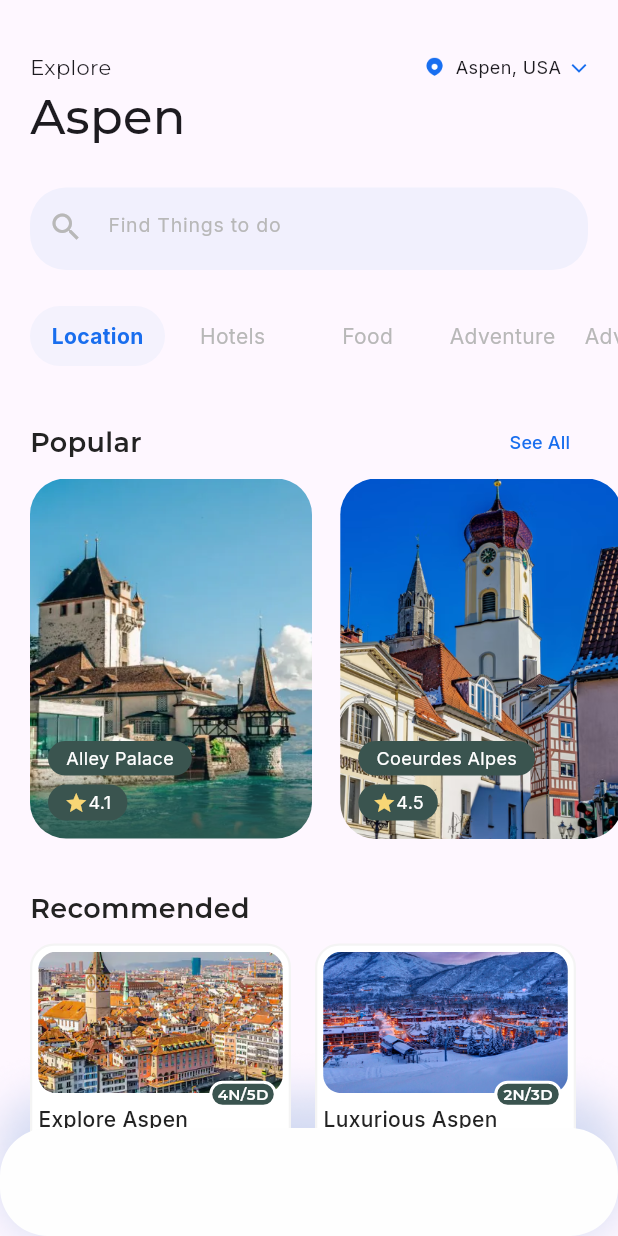
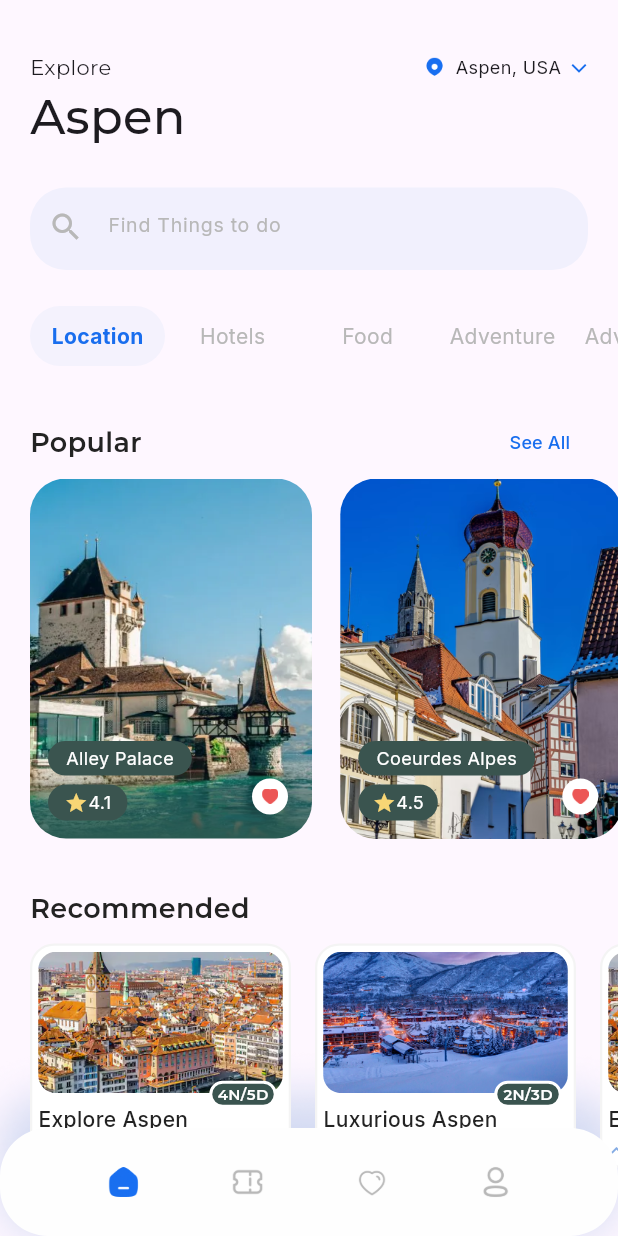
Before and after one commit to dengolden/aspen_travel, a Flutter app: the screen it shows after launch, on a phone screen of 412 x 824 dp. Run offline on Flutter 3.47's test engine with Material 3 defaults, Android fonts, the light colour scheme and no system bars; our stand-ins replace google_fonts.

Commit message:
Home Page

```diff
--- a/lib/main.dart
+++ b/lib/main.dart
@@ -1,5 +1,4 @@
 import 'package:aspen_travel/pages/home_page.dart';
-import 'package:aspen_travel/pages/test.dart';
 import 'package:flutter/material.dart';
 
 void main() {
--- a/lib/pages/home_page.dart
+++ b/lib/pages/home_page.dart
@@ -1,4 +1,5 @@
 import 'package:aspen_travel/theme.dart';
+import 'package:aspen_travel/widgets/bot_navbar_item.dart';
 import 'package:aspen_travel/widgets/home_navrow.dart';
 import 'package:aspen_travel/widgets/home_popular.dart';
 import 'package:aspen_travel/widgets/home_recommended.dart';
@@ -144,6 +145,29 @@
           borderRadius: BorderRadius.circular(32),
           color: Color(0xffFEFEFE),
         ),
+        child: Padding(
+          padding: const EdgeInsets.symmetric(
+            vertical: 24,
+            horizontal: 70,
+          ),
+          child: Row(
+            mainAxisAlignment: MainAxisAlignment.spaceBetween,
+            children: [
+              BottomNavbarItem(
+                imageUrl: 'assets/Home.png',
+              ),
+              BottomNavbarItem(
+                imageUrl: 'assets/Ticket.png',
+              ),
+              BottomNavbarItem(
+                imageUrl: 'assets/Heart.png',
+              ),
+              BottomNavbarItem(
+                imageUrl: 'assets/Profile.png',
+              ),
+            ],
+          ),
+        ),
       ),
       floatingActionButtonLocation: FloatingActionButtonLocation.centerDocked,
     );
--- a/lib/pages/test.dart
+++ /dev/null
@@ -1,26 +0,0 @@
-import 'package:flutter/material.dart';
-import 'package:google_fonts/google_fonts.dart';
-
-class MyWidget extends StatelessWidget {
-  const MyWidget({super.key});
-
-  @override
-  Widget build(BuildContext context) {
-    return Scaffold(
-      body: Column(
-        children: [
-          Text(
-            'Hello World',
-            style: GoogleFonts.montserrat(
-              fontSize: 20,
-            ),
-          ),
-          Image.asset(
-            'assets/Ticket.png',
-            width: 50,
-          ),
-        ],
-      ),
-    );
-  }
-}
--- a/lib/widgets/bot_navbar_item.dart
+++ b/lib/widgets/bot_navbar_item.dart
@@ -7,7 +7,7 @@
 
   @override
   Widget build(BuildContext context) {
-    return Row(
+    return Column(
       children: [
         Spacer(),
         Image.asset(
--- a/lib/widgets/home_popular.dart
+++ b/lib/widgets/home_popular.dart
@@ -96,6 +96,29 @@
             ],
           ),
         ),
+        Padding(
+          padding: const EdgeInsets.only(
+            top: 200,
+            left: 148,
+          ),
+          child: Container(
+            width: 24,
+            height: 24,
+            decoration: BoxDecoration(
+              shape: BoxShape.circle,
+            ),
+            child: FloatingActionButton(
+              onPressed: () {},
+              backgroundColor: Colors.white,
+              shape: CircleBorder(),
+              elevation: 0,
+              child: Image.asset(
+                'assets/heart_icon.png',
+                width: 11,
+              ),
+            ),
+          ),
+        ),
       ],
     );
   }
--- a/lib/widgets/home_recommended.dart
+++ b/lib/widgets/home_recommended.dart
@@ -15,6 +15,12 @@
     name: 'Luxurious Aspen',
     imageUrl: 'assets/rec_2.png',
     duration: '2N/3D',
+  ),
+  Recommended(
+    id: 3,
+    name: 'Explore Aspen',
+    imageUrl: 'assets/rec_1.png',
+    duration: '4N/5D',
   ),
 ];
 
```
